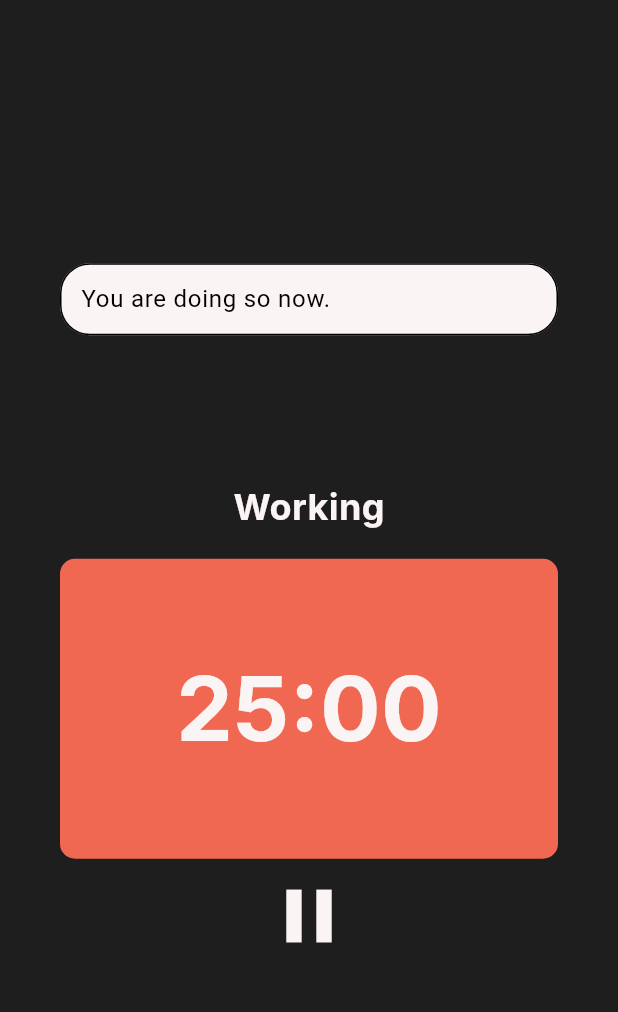
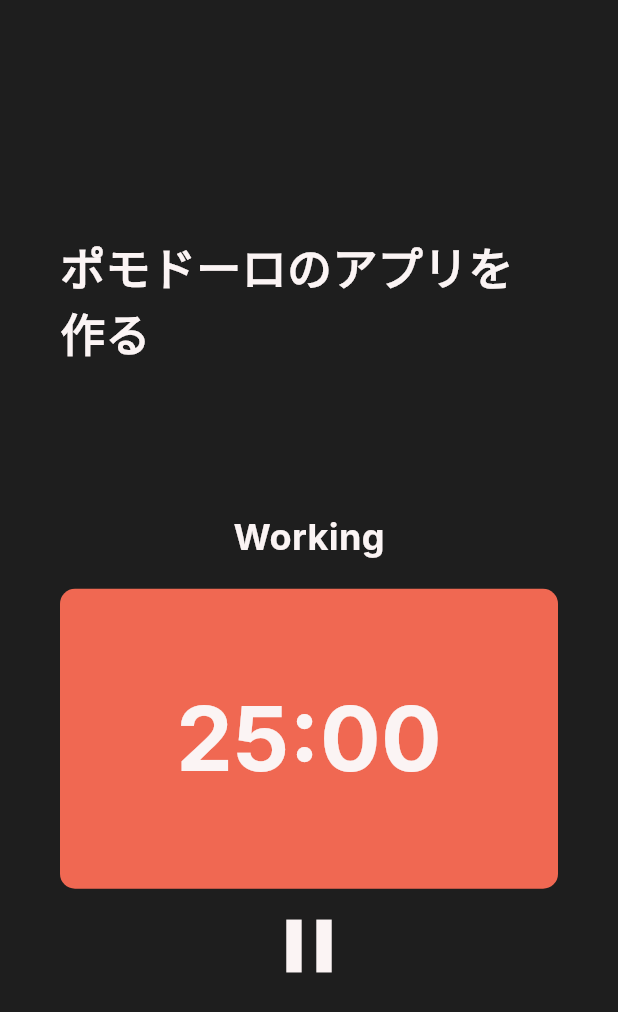
Before and after one commit to NotoSgnikusnsi/flutter-pomodoro, a Flutter app: the WorkingPage screen opened by its route, on a phone screen of 412 x 824 dp. Shown: the top 1012 px of the screen. Run offline on Flutter 3.47's test engine with Material 3 defaults, Android fonts, the phone set to English and light mode, and no system bars; Roboto replaces fonts that are missing (Inter).

Commit message:
fix: Change routing and text.

```diff
--- a/lib/main.dart
+++ b/lib/main.dart
@@ -24,7 +24,7 @@ class MainApp extends StatelessWidget {
         ),
       ),
       routes: {
-        "/": (context) => RestingPage(),
+        "/": (context) => WorkingPage(),
         "/work": (context) => WorkingPage(),
         "/break": (context) => BreakingPage(),
         "/rest": (context) => RestingPage(),
--- a/lib/working_page.dart
+++ b/lib/working_page.dart
@@ -25,18 +25,14 @@ class WorkingPageBody extends StatelessWidget {
           child: Column(
             mainAxisAlignment: MainAxisAlignment.center,
             children: [
-              TextField(
-                cursorColor: Theme.of(context).colorScheme.primary,
-                style: TextStyle(color: Theme.of(context).colorScheme.primary),
-                decoration: InputDecoration(
-                  contentPadding: const EdgeInsets.only(
-                      top: 0, bottom: 0, right: 10, left: 10),
-                  hintText: "You are doing so now.",
-                  filled: true,
-                  fillColor: Theme.of(context).colorScheme.secondary,
-                  border: OutlineInputBorder(
-                    borderRadius: BorderRadius.circular(20),
-                  ),
+              Text(
+                "ポモドーロのアプリを作る",
+                style: TextStyle(
+                  color: Theme.of(context).colorScheme.secondary,
+                  fontSize: 30,
+                  fontFamily: 'Inter',
+                  fontWeight: FontWeight.bold,
+                  height: 0,
                 ),
               ),
               const Padding(
```
